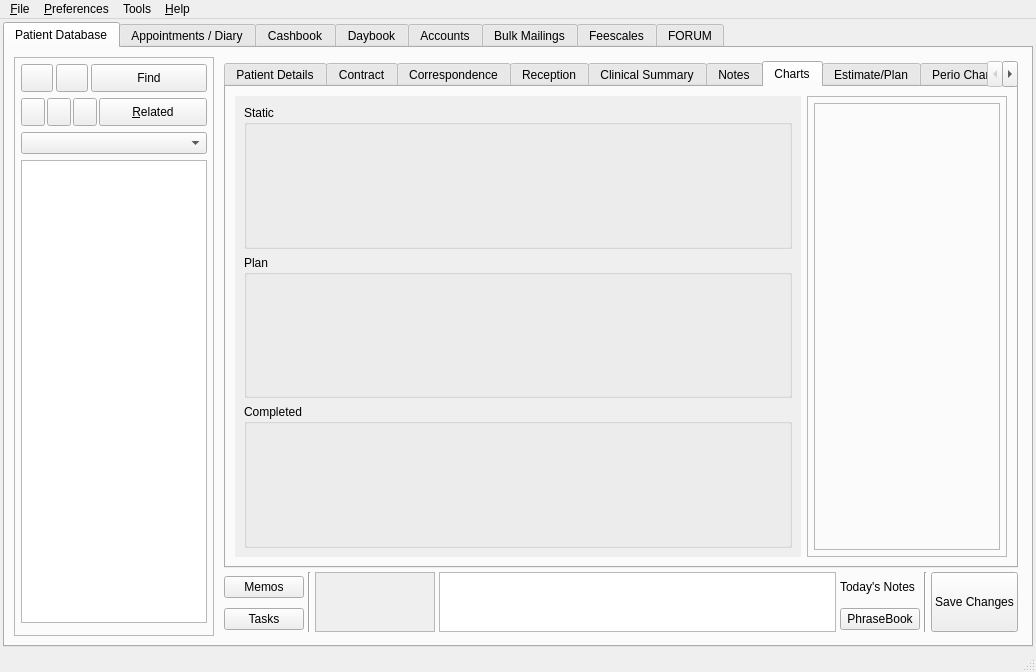
Above: src/openmolar/qt-designer/main.ui from rowinggolfer/openmolar1 before the change. Below: the same form after it.
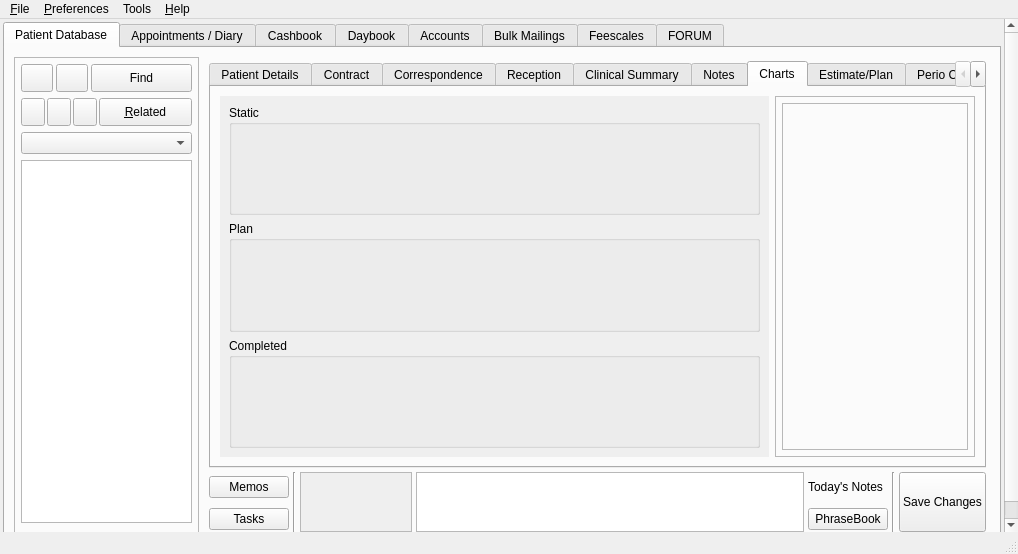
That is the form after the change. The open tabs and pages were chosen to show the change. Icons and pictures are not drawn.

```diff
--- a/src/openmolar/qt-designer/main.ui
+++ b/src/openmolar/qt-designer/main.ui
@@ -6,8 +6,8 @@
    <rect>
     <x>0</x>
     <y>0</y>
-    <width>1036</width>
-    <height>672</height>
+    <width>1018</width>
+    <height>554</height>
    </rect>
   </property>
   <property name="sizePolicy">
@@ -62,8 +62,8 @@
         <rect>
          <x>0</x>
          <y>0</y>
-         <width>1036</width>
-         <height>630</height>
+         <width>997</width>
+         <height>552</height>
         </rect>
        </property>
        <layout class="QHBoxLayout" name="horizontalLayout_7">
@@ -2759,8 +2759,8 @@
                        <rect>
                         <x>0</x>
                         <y>0</y>
-                        <width>566</width>
-                        <height>457</height>
+                        <width>547</width>
+                        <height>379</height>
                        </rect>
                       </property>
                       <layout class="QVBoxLayout" name="verticalLayout_5">
@@ -3673,7 +3673,7 @@
                    <rect>
                     <x>0</x>
                     <y>0</y>
-                    <width>118</width>
+                    <width>108</width>
                     <height>58</height>
                    </rect>
                   </property>
@@ -5855,7 +5855,7 @@
     <rect>
      <x>0</x>
      <y>0</y>
-     <width>1036</width>
+     <width>1018</width>
      <height>20</height>
     </rect>
    </property>
```
Left out of the diff: 44 changed lines with no effect on the pictures.
